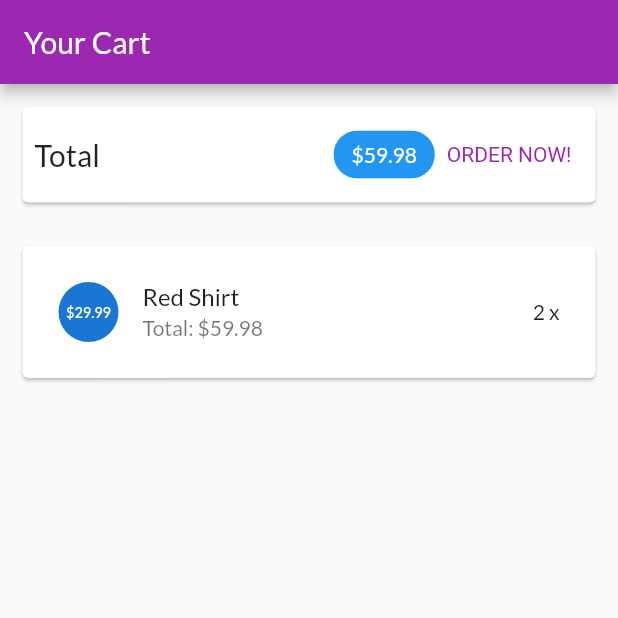
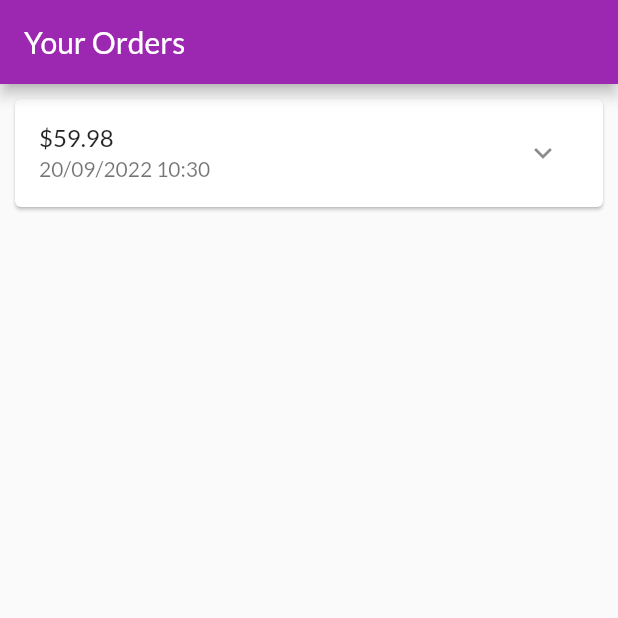
Before and after one commit to PhuongTramPham/B1910007_CT484.02_myshop, a Flutter app: the screen it shows after launch, on a phone screen of 412 x 824 dp, the top half of it. Run offline on Flutter 3.47's test engine with Material 2 defaults, Android fonts, the phone set to English and light mode, and no system bars.

Commit message:
Xay dung trang cac dat hang

```diff
--- a/lib/main.dart
+++ b/lib/main.dart
@@ -7,6 +7,8 @@ import './ui/products/products_manager.dart';
 // import 'ui/products/user_products_screen.dart';
 
 import 'ui/cart/cart_screen.dart';
+import 'ui/orders/orders_screen.dart';
+
 void main() {
   runApp(const MyApp());
 }
@@ -44,8 +46,13 @@ class MyApp extends StatelessWidget {
       ), */
 
       /* -------------buoc 2.1----------- */
+      /* home: const SafeArea(
+        child: CartScreen(),
+      ), */
+
+      /* -------------buoc 2.2----------- */
       home: const SafeArea(
-        child: CartScreen(),
+        child: OrdersScreen(),
       ),
     );
   }
--- /dev/null
+++ b/lib/models/order_item.dart
@@ -0,0 +1,35 @@
+import 'package:myshop/models/product.dart';
+
+import 'cart_item.dart';
+
+class OrderItem {
+  final String? id;
+  final double amount;
+  final List<CartItem> products;
+  final DateTime dateTime;
+
+  int get productCount {
+    return products.length;
+  }
+
+  OrderItem({
+    this.id,
+    required this.amount,
+    required this.products,
+    DateTime? dateTime,
+  }) : dateTime = dateTime ?? DateTime.now();
+
+  OrderItem copyWith({
+    String? id,
+    double? amount,
+    List<CartItem>? products,
+    DateTime? dateTime,
+  }) {
+    return OrderItem(
+      id: id ?? this.id,
+      amount: amount ?? this.amount,
+      products: products ?? this.products,
+      dateTime: dateTime ?? this.dateTime,
+    );
+  }
+}
--- /dev/null
+++ b/lib/ui/orders/order_item_card.dart
@@ -0,0 +1,88 @@
+import 'dart:math';
+
+import 'package:flutter/material.dart';
+import 'package:intl/intl.dart';
+
+import '../../models/order_item.dart';
+
+class OrderItemCard extends StatefulWidget {
+  final OrderItem order;
+
+  const OrderItemCard (this.order, {super.key});
+
+  @override
+
+  State<OrderItemCard> createState() => _OrderItemCardState();
+}
+
+class _OrderItemCardState extends State<OrderItemCard> {
+
+  var _expanded = false;
+
+  @override
+
+  Widget build(BuildContext context) {
+    return Card(
+      margin: const EdgeInsets.all(10),
+      child: Column(
+        children: <Widget>[
+          buildOrderSummary(), if (_expanded) buildOrderDetails()
+        ],
+      ),
+    );
+  }
+
+  Widget buildOrderDetails() {
+    return Container(
+      padding: const EdgeInsets.symmetric (
+        horizontal: 15,
+        vertical: 4,
+      ),
+      height: min(widget.order.productCount * 25.0 + 10, 100),
+      child: ListView(
+        children: widget.order.products
+          .map(
+            (prod) => Row(
+              mainAxisAlignment: MainAxisAlignment.spaceBetween,
+              children: <Widget>[
+                Text(
+                  prod.title,
+                  style: const TextStyle(
+                    fontSize: 18,
+                    fontWeight: FontWeight.bold,
+                  ),
+                ),
+
+                Text(
+                  '${prod.quantity}x \$${prod.price}',
+                  style: const TextStyle(
+                    fontSize: 18,
+                    color: Colors.grey,
+                  ),
+                )
+              ],
+            ),
+          )
+          .toList(),
+      ),
+    );
+  }
+
+  Widget buildOrderSummary() {
+    return ListTile(
+      title: Text('\$${widget.order.amount}'),
+      subtitle: Text(
+        DateFormat('dd/MM/yyyy hh:mm').format(widget.order.dateTime),
+      ),
+      trailing: IconButton(
+        icon: Icon(_expanded ? Icons.expand_less : Icons.expand_more),
+        onPressed: () {
+          setState(() {
+            _expanded = !_expanded;
+          });
+        },
+      ),
+    );
+  }
+
+}
--- /dev/null
+++ b/lib/ui/orders/order_manager.dart
@@ -0,0 +1,30 @@
+import 'package:flutter/cupertino.dart';
+
+import '../../models/cart_item.dart';
+import '../../models/order_item.dart';
+
+class OrdersManager with ChangeNotifier {
+  final List<OrderItem> _orders = [
+    OrderItem(
+      id: '01',
+      amount: 59.98,
+      products: [
+        CartItem(
+          id: 'o1',
+          title: 'Red Shirt',
+          price: 29.99,
+          quantity: 2,
+        )
+      ],
+      dateTime: DateTime.now(),
+    )
+  ];
+
+  int get orderCount {
+    return _orders.length;
+  }
+
+  List<OrderItem> get orders {
+    return [..._orders];
+  }
+}
--- /dev/null
+++ b/lib/ui/orders/orders_screen.dart
@@ -0,0 +1,23 @@
+import 'package:flutter/material.dart';
+
+import 'order_manager.dart';
+import 'order_item_card.dart';
+
+class OrdersScreen extends StatelessWidget {
+  const OrdersScreen ({super.key});
+
+  @override
+  Widget build (BuildContext context) {
+    print('building orders');
+    final ordersManager = OrdersManager();
+    return Scaffold(
+      appBar: AppBar (
+        title: const Text('Your Orders'),
+      ),
+      body: ListView.builder(
+        itemCount: ordersManager.orderCount,
+        itemBuilder: (ctx, i) => OrderItemCard (ordersManager.orders[i]),
+      ),
+    );
+  }
+}
--- a/pubspec.yaml
+++ b/pubspec.yaml
@@ -36,6 +36,7 @@ dependencies:
   # The following adds the Cupertino Icons font to your application.
   # Use with the CupertinoIcons class for iOS style icons.
   cupertino_icons: ^1.0.2
+  intl: ^0.17.0
 
 dev_dependencies:
   flutter_test:
```
Also changed, not shown: pubspec.lock.
